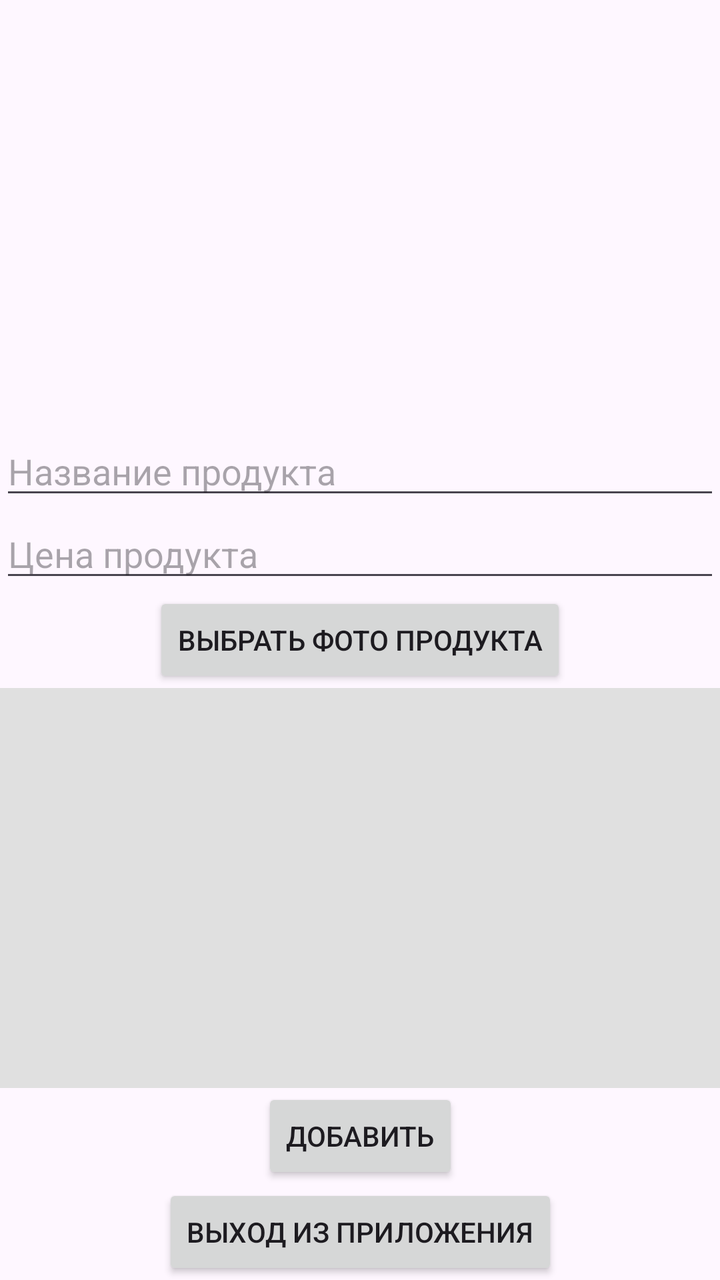
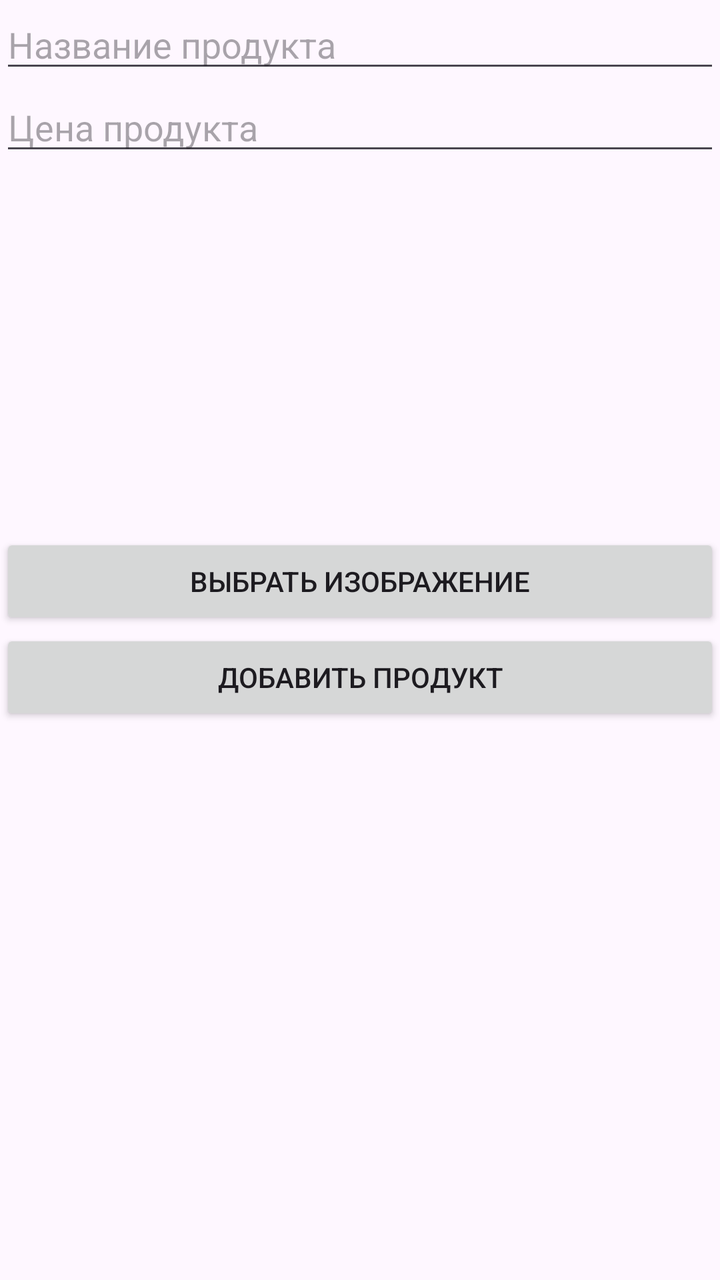

Before-and-after screenshots of an Android layout around one commit, followed by the original layout XML and the change that was made.
<!-- AndroidManifest.xml: activity theme Theme.GroceryStore -->
<!-- res/layout/activity_store.xml -->
<?xml version="1.0" encoding="utf-8"?>
<androidx.constraintlayout.widget.ConstraintLayout xmlns:android="http://schemas.android.com/apk/res/android"
    xmlns:app="http://schemas.android.com/apk/res-auto"
    xmlns:tools="http://schemas.android.com/tools"
    android:layout_width="match_parent"
    android:layout_height="match_parent">

    <EditText
        android:id="@+id/etProductName"
        android:layout_width="match_parent"
        android:layout_height="wrap_content"
        android:hint="Название продукта"
        app:layout_constraintBottom_toTopOf="@+id/etProductPrice" />

    <EditText
        android:id="@+id/etProductPrice"
        android:layout_width="match_parent"
        android:layout_height="wrap_content"
        android:hint="Цена продукта"
        app:layout_constraintBottom_toTopOf="@+id/btnSelectImage" />

    <Button
        android:id="@+id/btnSelectImage"
        android:layout_width="wrap_content"
        android:layout_height="wrap_content"
        android:text="Выбрать фото продукта"
        app:layout_constraintBottom_toTopOf="@+id/ivProductImage"
        app:layout_constraintEnd_toEndOf="parent"
        app:layout_constraintStart_toStartOf="parent" />

    <ImageView
        android:id="@+id/ivProductImage"
        android:layout_width="match_parent"
        android:layout_height="200dp"
        android:background="#E0E0E0"
        app:layout_constraintBottom_toTopOf="@+id/btnAddProduct" />

    <Button
        android:id="@+id/btnAddProduct"
        android:layout_width="wrap_content"
        android:layout_height="wrap_content"
        android:text="Добавить"
        app:layout_constraintBottom_toTopOf="@+id/btnExit"
        app:layout_constraintEnd_toEndOf="parent"
        app:layout_constraintStart_toStartOf="parent" />

    <ListView
        android:id="@+id/lvProducts"
        android:layout_width="403dp"
        android:layout_height="271dp"
        app:layout_constraintTop_toTopOf="parent"
        tools:ignore="MissingConstraints"
        tools:layout_editor_absoluteX="4dp" />

    <Button
        android:id="@+id/btnExit"
        android:layout_width="wrap_content"
        android:layout_height="wrap_content"
        android:text="Выход из приложения"
        app:layout_constraintBottom_toBottomOf="parent"
        app:layout_constraintEnd_toEndOf="parent"
        app:layout_constraintStart_toStartOf="parent" />

</androidx.constraintlayout.widget.ConstraintLayout>
<!-- resources referenced by this layout -->
<resources>
  <style name="Theme.GroceryStore" parent="Base.Theme.GroceryStore" />
  <style name="Base.Theme.GroceryStore" parent="Theme.Material3.DayNight.NoActionBar">
          
          
      </style>
</resources>

<!-- the commit's change to res/layout/activity_store.xml (unified diff, before → after) -->
@@ -5,60 +5,58 @@
     android:layout_width="match_parent"
     android:layout_height="match_parent">
 
+    <ImageView
+        android:id="@+id/imageViewStore"
+        android:layout_width="268dp"
+        android:layout_height="184dp"
+        android:layout_centerHorizontal="true"
+        android:adjustViewBounds="true"
+        android:scaleType="centerCrop"
+        app:layout_constraintEnd_toEndOf="parent"
+        app:layout_constraintStart_toStartOf="parent"
+        app:layout_constraintTop_toBottomOf="@+id/etProductPrice"
+        tools:ignore="MissingConstraints" />
+
     <EditText
         android:id="@+id/etProductName"
         android:layout_width="match_parent"
         android:layout_height="wrap_content"
         android:hint="Название продукта"
-        app:layout_constraintBottom_toTopOf="@+id/etProductPrice" />
+        app:layout_constraintTop_toTopOf="parent"
+        tools:ignore="MissingConstraints" />
 
     <EditText
         android:id="@+id/etProductPrice"
         android:layout_width="match_parent"
         android:layout_height="wrap_content"
         android:hint="Цена продукта"
-        app:layout_constraintBottom_toTopOf="@+id/btnSelectImage" />
+        android:inputType="numberDecimal"
+        app:layout_constraintTop_toBottomOf="@+id/etProductName"
+        tools:ignore="MissingConstraints" />
 
     <Button
         android:id="@+id/btnSelectImage"
-        android:layout_width="wrap_content"
+        android:layout_width="match_parent"
         android:layout_height="wrap_content"
-        android:text="Выбрать фото продукта"
-        app:layout_constraintBottom_toTopOf="@+id/ivProductImage"
-        app:layout_constraintEnd_toEndOf="parent"
-        app:layout_constraintStart_toStartOf="parent" />
-
-    <ImageView
-        android:id="@+id/ivProductImage"
-        android:layout_width="match_parent"
-        android:layout_height="200dp"
-        android:background="#E0E0E0"
-        app:layout_constraintBottom_toTopOf="@+id/btnAddProduct" />
+        android:text="Выбрать изображение"
+        app:layout_constraintTop_toBottomOf="@+id/imageViewStore"
+        tools:ignore="MissingConstraints"
+        tools:layout_editor_absoluteX="16dp" />
 
     <Button
         android:id="@+id/btnAddProduct"
-        android:layout_width="wrap_content"
+        android:layout_width="match_parent"
         android:layout_height="wrap_content"
-        android:text="Добавить"
-        app:layout_constraintBottom_toTopOf="@+id/btnExit"
-        app:layout_constraintEnd_toEndOf="parent"
-        app:layout_constraintStart_toStartOf="parent" />
+        android:text="Добавить продукт"
+        app:layout_constraintTop_toBottomOf="@+id/btnSelectImage"
+        tools:ignore="MissingConstraints"
+        tools:layout_editor_absoluteX="-16dp" />
 
     <ListView
         android:id="@+id/lvProducts"
-        android:layout_width="403dp"
-        android:layout_height="271dp"
-        app:layout_constraintTop_toTopOf="parent"
-        tools:ignore="MissingConstraints"
-        tools:layout_editor_absoluteX="4dp" />
-
-    <Button
-        android:id="@+id/btnExit"
-        android:layout_width="wrap_content"
-        android:layout_height="wrap_content"
-        android:text="Выход из приложения"
-        app:layout_constraintBottom_toBottomOf="parent"
-        app:layout_constraintEnd_toEndOf="parent"
-        app:layout_constraintStart_toStartOf="parent" />
+        android:layout_width="411dp"
+        android:layout_height="327dp"
+        app:layout_constraintTop_toBottomOf="@+id/btnAddProduct"
+        tools:ignore="MissingConstraints" />
 
 </androidx.constraintlayout.widget.ConstraintLayout>
